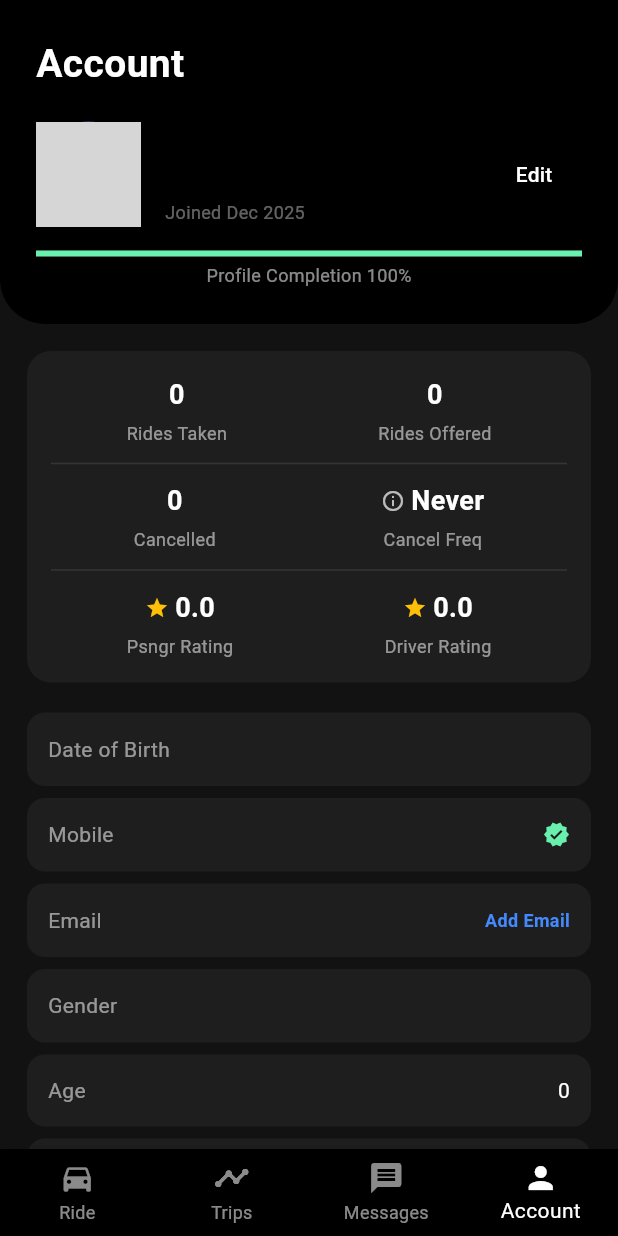
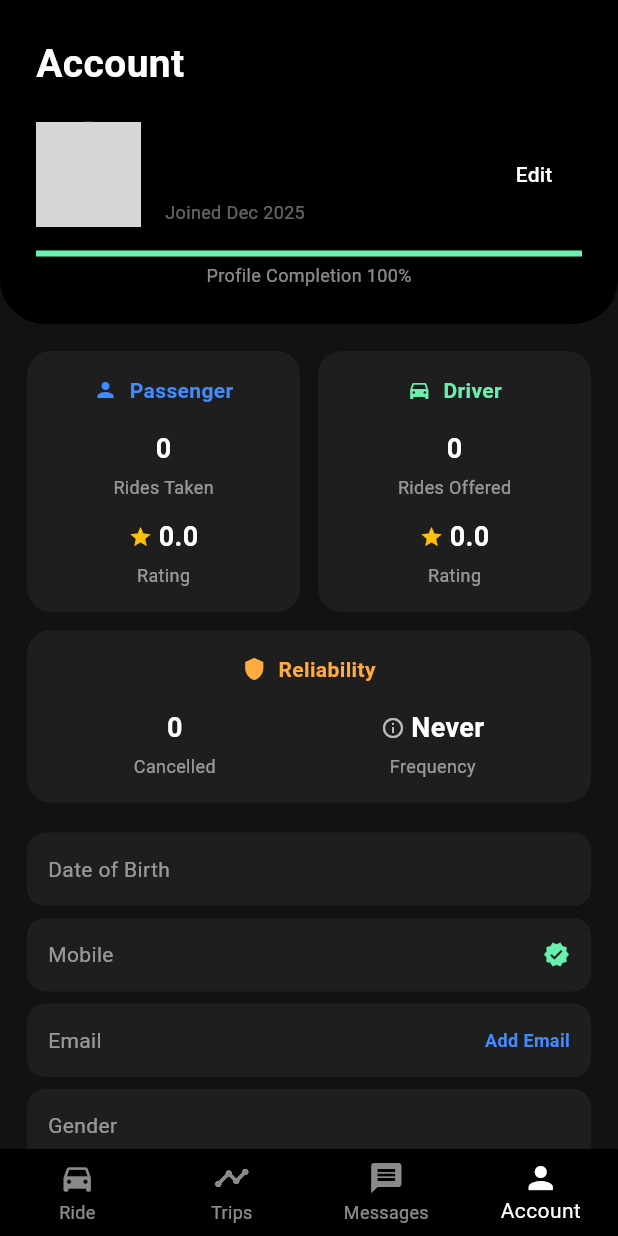
Before and after one commit to SonuVijay1/rideshare, a Flutter app: the screen it shows once a user with an empty profile is signed in, item 4 of the bottom bar chosen, on a phone screen of 412 x 824 dp. Run offline on Flutter 3.47's test engine with Material 3 defaults, Android fonts, the phone set to English and light mode, and no system bars; our stand-ins replace cloud_firestore, firebase_auth, firebase_core, firebase_storage, geolocator, image_cropper and 2 more; accounts and stored records are empty; network calls fail; grey boxes are pictures that could not be loaded.

Commit message:
added reliability tile and others in account screen.

```diff
--- a/lib/screens/navigation/account_screen.dart
+++ b/lib/screens/navigation/account_screen.dart
@@ -750,7 +750,12 @@ class _AccountScreenState extends State<AccountScreen>
 
   Widget _statsCard(int taken, int offered, int cancelled, double pRate,
       double dRate, String cancelStatus) {
-    return Container(
+    return Column(
+      children: [
+        Row(
+          children: [
+            Expanded(
+              child: Container(
                 padding: const EdgeInsets.all(16),
                 decoration: BoxDecoration(
                   color: const Color(0xFF1E1E1E),
@@ -758,34 +763,92 @@ class _AccountScreenState extends State<AccountScreen>
                 ),
                 child: Column(
                   children: [
-          Row(
-            mainAxisAlignment: MainAxisAlignment.spaceAround,
+                    const Row(
+                      mainAxisAlignment: MainAxisAlignment.center,
                       children: [
-              _statItem("Rides Taken", "$taken"),
-              _statItem("Rides Offered", "$offered"),
+                        Icon(Icons.person, color: Colors.blueAccent, size: 16),
+                        SizedBox(width: 8),
+                        Text("Passenger",
+                            style: TextStyle(
+                                color: Colors.blueAccent,
+                                fontWeight: FontWeight.bold)),
                       ],
                     ),
-          const Divider(color: Colors.white10, height: 24),
+                    const SizedBox(height: 16),
+                    _statItem("Rides Taken", "$taken"),
+                    const SizedBox(height: 12),
+                    _statItem("Rating", pRate.toStringAsFixed(1),
+                        icon: Icons.star, iconColor: Colors.amber),
+                  ],
+                ),
+              ),
+            ),
+            const SizedBox(width: 12),
+            Expanded(
+              child: Container(
+                padding: const EdgeInsets.all(16),
+                decoration: BoxDecoration(
+                  color: const Color(0xFF1E1E1E),
+                  borderRadius: BorderRadius.circular(16),
+                ),
+                child: Column(
+                  children: [
+                    const Row(
+                      mainAxisAlignment: MainAxisAlignment.center,
+                      children: [
+                        Icon(Icons.directions_car,
+                            color: Colors.greenAccent, size: 16),
+                        SizedBox(width: 8),
+                        Text("Driver",
+                            style: TextStyle(
+                                color: Colors.greenAccent,
+                                fontWeight: FontWeight.bold)),
+                      ],
+                    ),
+                    const SizedBox(height: 16),
+                    _statItem("Rides Offered", "$offered"),
+                    const SizedBox(height: 12),
+                    _statItem("Rating", dRate.toStringAsFixed(1),
+                        icon: Icons.star, iconColor: Colors.amber),
+                  ],
+                ),
+              ),
+            ),
+          ],
+        ),
+        const SizedBox(height: 12),
+        Container(
+          padding: const EdgeInsets.all(16),
+          decoration: BoxDecoration(
+            color: const Color(0xFF1E1E1E),
+            borderRadius: BorderRadius.circular(16),
+          ),
+          child: Column(
+            children: [
+              const Row(
+                mainAxisAlignment: MainAxisAlignment.center,
+                children: [
+                  Icon(Icons.shield, color: Colors.orangeAccent, size: 16),
+                  SizedBox(width: 8),
+                  Text("Reliability",
+                      style: TextStyle(
+                          color: Colors.orangeAccent,
+                          fontWeight: FontWeight.bold)),
+                ],
+              ),
+              const SizedBox(height: 16),
               Row(
                 mainAxisAlignment: MainAxisAlignment.spaceAround,
                 children: [
                   _statItem("Cancelled", "$cancelled"),
-              _statItem("Cancel Freq", cancelStatus,
+                  _statItem("Frequency", cancelStatus,
                       icon: Icons.info_outline, iconColor: Colors.white70),
-            ],
-          ),
-          const Divider(color: Colors.white10, height: 24),
-          Row(
-            mainAxisAlignment: MainAxisAlignment.spaceAround,
-            children: [
-              _statItem("Psngr Rating", pRate.toStringAsFixed(1),
-                  icon: Icons.star, iconColor: Colors.amber),
-              _statItem("Driver Rating", dRate.toStringAsFixed(1),
-                  icon: Icons.star, iconColor: Colors.amber),
                 ],
               ),
             ],
           ),
+        ),
+      ],
     );
   }
 
```
Lines whose indentation alone changed are shown as unchanged.
